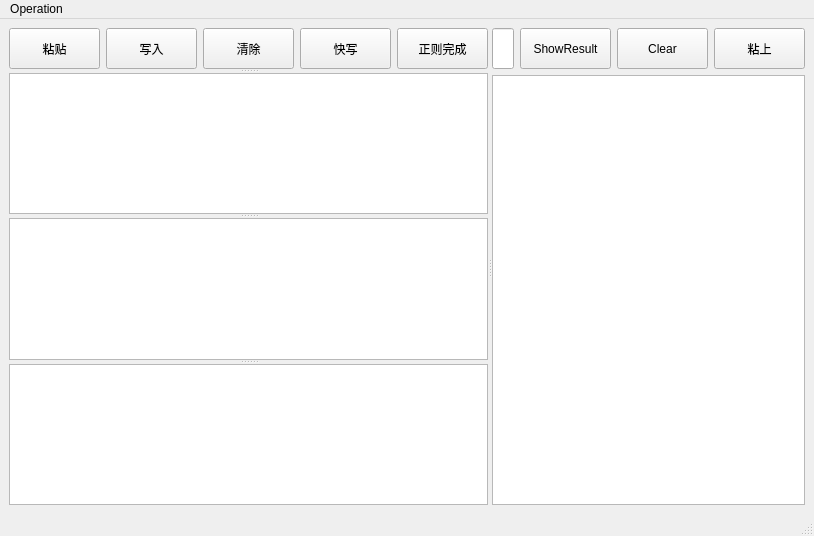
weilaidb/pyqt5, file AutoMyCCode/db/automyccode.ui: the form before one commit.
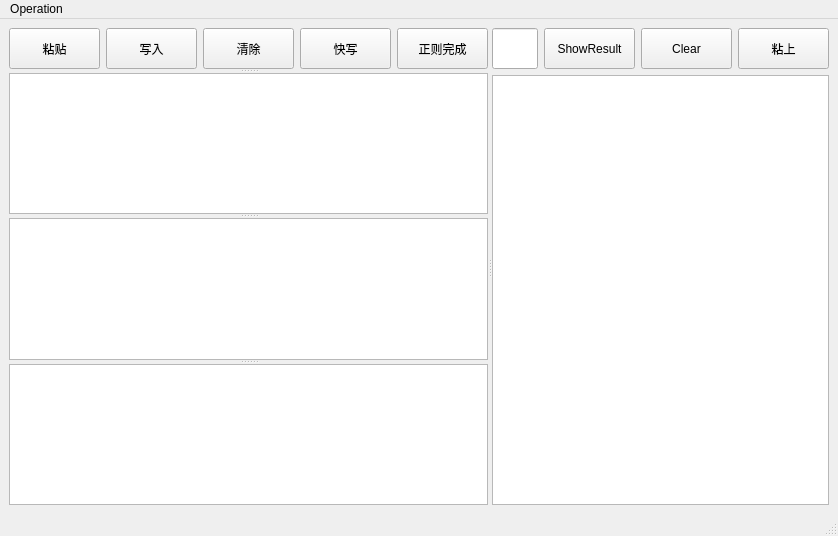
The form after the commit.

The edit to the form file:
```diff
--- a/AutoMyCCode/db/automyccode.ui
+++ b/AutoMyCCode/db/automyccode.ui
@@ -6,7 +6,7 @@
    <rect>
     <x>0</x>
     <y>0</y>
-    <width>752</width>
+    <width>838</width>
     <height>536</height>
    </rect>
   </property>
@@ -236,7 +236,7 @@
     <rect>
      <x>0</x>
      <y>0</y>
-     <width>752</width>
+     <width>838</width>
      <height>23</height>
     </rect>
    </property>
```
Left out of the diff: 6 changed lines with no effect on the pictures.
